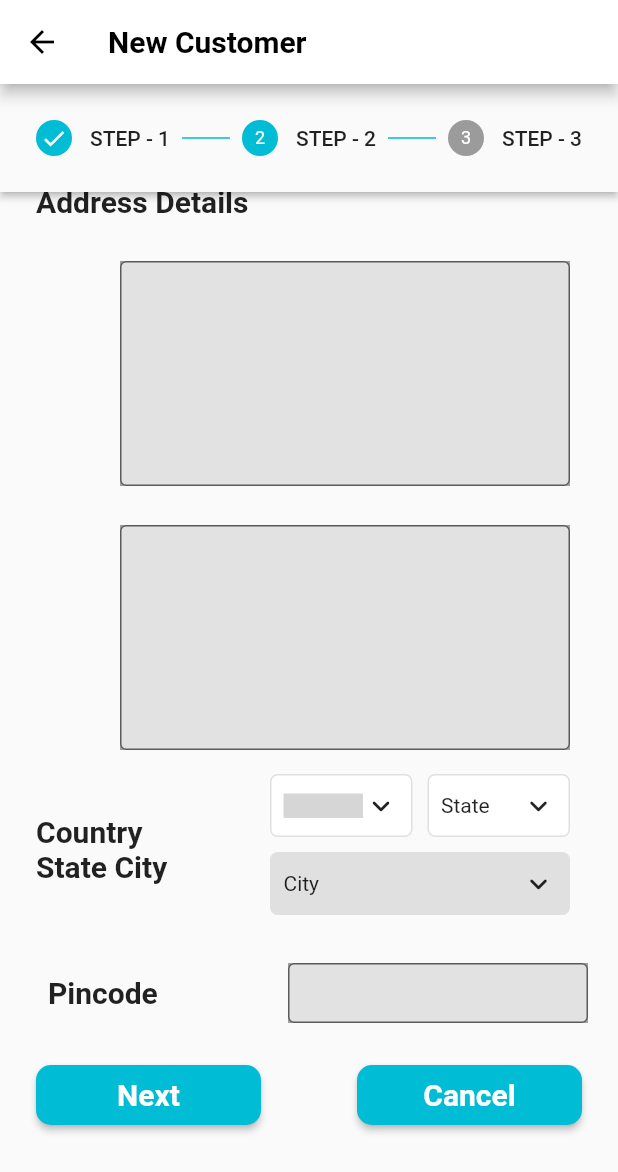
After one commit to venkatsp17/salesapp, a Flutter app: the Newcustomer screen opened directly, scrolled down 143 dp, after a tap on "Next", on a phone screen of 412 x 824 dp. The commit adds this screen. Shown: the top 1172 px of the screen. Run offline on Flutter 3.47's test engine with Material 2 defaults, Android fonts, the phone set to English and light mode, and no system bars; drawn by our look-alikes of csc_picker; our stand-ins replace dropdown_search, expandable; grey boxes are pictures that could not be loaded.

Commit message:
COMMIT - 3

```diff
--- /dev/null
+++ b/lib/FRONTEND/NewCustomer/NewCustomer.dart
@@ -0,0 +1,189 @@
+import 'package:flutter/material.dart';
+import 'package:sales/FRONTEND/NewCustomer/stepper1.dart';
+import 'package:sales/FRONTEND/NewCustomer/stepper2.dart';
+import 'package:sales/FRONTEND/NewCustomer/stepper3.dart';
+
+class Newcustomer extends StatefulWidget {
+  const Newcustomer({Key? key}) : super(key: key);
+
+  @override
+  State<Newcustomer> createState() => _NewcustomerState();
+}
+
+class _NewcustomerState extends State<Newcustomer> {
+
+
+  int currentstep = 0;
+  List<Step> getSteps()=>[
+    Step(state:currentstep>0?StepState.complete:StepState.indexed,isActive:currentstep>=0,title: Text('STEP - 1'), content: stepper1()),
+    Step(state:currentstep>1?StepState.complete:StepState.indexed,isActive:currentstep>=1,title: Text('STEP - 2'), content: stepper2()),
+    Step(state:currentstep>2?StepState.complete:StepState.indexed,isActive:currentstep>=2,title: Text('STEP - 3'), content: stepper3()),
+  ];
+
+
+  @override
+  Widget build(BuildContext context) {
+    return Scaffold(
+      appBar: AppBar(
+        iconTheme: const IconThemeData(color: Colors.black),
+        backgroundColor: Colors.white,
+        centerTitle: false,
+        title: const Text(
+          "New Customer",
+          style: TextStyle(
+              fontWeight: FontWeight.bold, fontSize: 20, color: Colors.black),
+        ),
+      ),
+      body: Theme(
+        data: Theme.of(context).copyWith(
+          colorScheme: ColorScheme.light(primary: Colors.cyan)),
+      child: Stepper(
+        currentStep: currentstep,
+        type: StepperType.horizontal,
+          steps: getSteps(),
+        onStepContinue: () {
+          setState(() {
+            if(currentstep==2){
+              print("Completed");
+            }
+            else{
+              currentstep += 1;
+            }
+          });
+        },
+        onStepCancel: (){
+          setState(() {
+           if(currentstep==0){
+
+           }
+           else{
+             currentstep -= 1;
+           }
+          });
+        },
+        controlsBuilder: (BuildContext context, ControlsDetails details) {
+          return currentstep==2?Column(
+            children: [
+              Padding(
+                padding: const EdgeInsets.all(8.0),
+                child: Row(
+                  mainAxisAlignment: MainAxisAlignment.spaceBetween,
+                  children: <Widget>[
+                    SizedBox(
+                      width: 150,
+                      height: 40,
+                      child: ElevatedButton(
+                        style: ButtonStyle(
+                            backgroundColor: MaterialStateProperty.all<Color>(
+                                Colors.cyan
+                            ),
+                            shape: MaterialStateProperty.all<RoundedRectangleBorder>(
+                                RoundedRectangleBorder(
+                                    borderRadius: BorderRadius.circular(10)
+                                )
+                            )
+                        ),
+                        onPressed: (){
+
+                        },
+                        child: const Text("Save", style: TextStyle(fontWeight: FontWeight.bold,fontSize: 20),),
+                      ),
+                    ),
+                    SizedBox(
+                      width: 150,
+                      height: 40,
+                      child: ElevatedButton(
+                        style: ButtonStyle(
+                            backgroundColor: MaterialStateProperty.all<Color>(
+                                Colors.cyan
+                            ),
+                            shape: MaterialStateProperty.all<RoundedRectangleBorder>(
+                                RoundedRectangleBorder(
+                                    borderRadius: BorderRadius.circular(10)
+                                )
+                            )
+                        ),
+                        onPressed: details.onStepCancel,
+                        child: const Text("Cancel", style: TextStyle(fontWeight: FontWeight.bold,fontSize: 20),),
+                      ),
+                    ),
+                  ],
+                ),
+              ),
+              Padding(
+                padding: const EdgeInsets.all(8.0),
+                child: SizedBox(
+                  width: 300,
+                  height: 40,
+                  child: ElevatedButton(
+                    style: ButtonStyle(
+                        backgroundColor: MaterialStateProperty.all<Color>(
+                            Colors.cyan
+                        ),
+                        shape: MaterialStateProperty.all<RoundedRectangleBorder>(
+                            RoundedRectangleBorder(
+                                borderRadius: BorderRadius.circular(10)
+                            )
+                        )
+                    ),
+                    onPressed: (){
+
+                    },
+                    child: const Text("Save & Order", style: TextStyle(fontWeight: FontWeight.bold,fontSize: 20),),
+                  ),
+                ),
+              ),
+              const SizedBox(height: 50,)
+            ],
+          ):Column(
+            children: [
+              Row(
+                mainAxisAlignment: MainAxisAlignment.spaceBetween,
+                children: <Widget>[
+                  SizedBox(
+                    width: 150,
+                    height: 40,
+                    child: ElevatedButton(
+                      style: ButtonStyle(
+                          backgroundColor: MaterialStateProperty.all<Color>(
+                              Colors.cyan
+                          ),
+                          shape: MaterialStateProperty.all<RoundedRectangleBorder>(
+                              RoundedRectangleBorder(
+                                  borderRadius: BorderRadius.circular(10)
+                              )
+                          )
+                      ),
+                      onPressed: details.onStepContinue,
+                      child: const Text("Next", style: TextStyle(fontWeight: FontWeight.bold,fontSize: 20),),
+                    ),
+                  ),
+                  SizedBox(
+                    width: 150,
+                    height: 40,
+                    child: ElevatedButton(
+                      style: ButtonStyle(
+                          backgroundColor: MaterialStateProperty.all<Color>(
+                              Colors.cyan
+                          ),
+                          shape: MaterialStateProperty.all<RoundedRectangleBorder>(
+                              RoundedRectangleBorder(
+                                  borderRadius: BorderRadius.circular(10)
+                              )
+                          )
+                      ),
+                      onPressed: details.onStepCancel,
+                      child: const Text("Cancel", style: TextStyle(fontWeight: FontWeight.bold,fontSize: 20),),
+                    ),
+                  ),
+                ],
+              ),
+              const SizedBox(height: 50,)
+            ],
+          );
+        },
+    ),
+      ),
+    );
+  }
+}
--- /dev/null
+++ b/lib/FRONTEND/NewCustomer/stepper1.dart
@@ -0,0 +1,261 @@
+import 'package:dropdown_search/dropdown_search.dart';
+import 'package:flutter/material.dart';
+
+class stepper1 extends StatefulWidget {
+  const stepper1({Key? key}) : super(key: key);
+
+  @override
+  State<stepper1> createState() => _stepper1State();
+}
+
+class _stepper1State extends State<stepper1> {
+
+  final TextEditingController _customerid = TextEditingController();
+  final TextEditingController _firstname = TextEditingController();
+  final TextEditingController _lastname = TextEditingController();
+  final TextEditingController _customercn = TextEditingController();
+  final TextEditingController _customerdn = TextEditingController();
+  final TextEditingController _customerph = TextEditingController();
+  final TextEditingController _customergst = TextEditingController();
+  String selectedValue = "Type 1";
+  List<String> types = ['Type 1','Type 2','Type 3'];
+
+  @override
+  Widget build(BuildContext context) {
+    return Padding(
+      padding: const EdgeInsets.all(8.0),
+      child: Container(
+        child: Column(
+          crossAxisAlignment: CrossAxisAlignment.start,
+          children: [
+            Row(
+              mainAxisAlignment: MainAxisAlignment.spaceBetween,
+              children: [
+                const SizedBox(
+                  width: 100,
+                  child: Text(
+                    "Customer ID",
+                    style: TextStyle(
+                      fontSize: 20,
+                      fontWeight: FontWeight.bold,
+                    ),
+                  ),
+                ),
+                Container(
+                  height: 60,
+                  width: 240,
+                  child: TextField(
+                      decoration: const InputDecoration(
+                        labelText: 'Customer ID',
+                        fillColor: Colors.white70,
+                        filled: true,
+                        border: OutlineInputBorder(),
+                      ),
+                      controller: _customerid
+                  ),
+                ),
+              ],
+            ),
+            const SizedBox(height: 20,),
+            Row(
+              mainAxisAlignment: MainAxisAlignment.spaceBetween,
+              children: [
+                const SizedBox(
+                  width: 100,
+                  child: Text(
+                    "Customer Type",
+                    style: TextStyle(
+                        fontSize: 20,
+                        fontWeight: FontWeight.bold,
+                        overflow: TextOverflow.ellipsis),
+                    maxLines: 2,
+                  ),
+                ),
+                Container(
+                  height: 60,
+                  width: 145,
+                  child: DropdownButton(
+                    isExpanded: true,
+                    value: selectedValue,
+                    icon: const Icon(Icons.keyboard_arrow_down),
+                    items: types.map((String item) {
+                      return DropdownMenuItem(
+                        value: item,
+                        child: Text(item),
+                      );
+                    }).toList(),
+                    onChanged: (String? newValue) {
+                      setState(() {
+                        selectedValue = newValue!;
+                      });
+                    },
+                  ),
+                ),
+              ],
+            ),
+            const SizedBox(height: 20,),
+            const SizedBox(
+              width: 165,
+              child: Text(
+                "Primary Contact",
+                style: TextStyle(
+                  fontSize: 20,
+                  fontWeight: FontWeight.bold,
+                ),
+              ),
+            ),
+            const SizedBox(height: 20,),
+            Row(
+              mainAxisAlignment: MainAxisAlignment.spaceBetween,
+              children: [
+                Container(
+                  height: 60,
+                  width: 170,
+                  child: TextField(
+                      decoration: const InputDecoration(
+                        labelText: 'First Name',
+                        fillColor: Colors.white70,
+                        filled: true,
+                        border: OutlineInputBorder(),
+                      ),
+                      controller: _firstname
+                  ),
+                ),
+                Container(
+                  height: 60,
+                  width: 170,
+                  child: TextField(
+                      decoration: const InputDecoration(
+                        labelText: 'Last Name',
+                        fillColor: Colors.white70,
+                        filled: true,
+                        border: OutlineInputBorder(),
+                      ),
+                      controller: _lastname
+                  ),
+                ),
+              ],
+            ),
+            const SizedBox(height: 20,),
+            const SizedBox(
+              width: 165,
+              child: Text(
+                "Company Name",
+                style: TextStyle(
+                  fontSize: 20,
+                  fontWeight: FontWeight.bold,
+                ),
+              ),
+            ),
+            const SizedBox(height: 10,),
+            Row(
+              mainAxisAlignment: MainAxisAlignment.end,
+              children: [
+                Container(
+                  height: 50,
+                  width: 250,
+                  child: TextField(
+                      decoration: const InputDecoration(
+                        fillColor: Colors.white70,
+                        filled: true,
+                        border: OutlineInputBorder(),
+                      ),
+                      controller: _customercn
+                  ),
+                ),
+              ],
+            ),
+            const SizedBox(height: 20,),
+            const SizedBox(
+              width: 165,
+              child: Text(
+                "Customer Display Name",
+                style: TextStyle(
+                  fontSize: 20,
+                  fontWeight: FontWeight.bold,
+                ),
+              ),
+            ),
+            const SizedBox(height: 10,),
+            Row(
+              mainAxisAlignment: MainAxisAlignment.end,
+              children: [
+                Container(
+                  height: 50,
+                  width: 250,
+                  child: TextField(
+                      decoration: const InputDecoration(
+                        fillColor: Colors.white70,
+                        filled: true,
+                        border: OutlineInputBorder(),
+                      ),
+                      controller: _customerdn
+                  ),
+                ),
+              ],
+            ),
+            const SizedBox(height: 20,),
+            const SizedBox(
+              width: 165,
+              child: Text(
+                "Customer Ph",
+                style: TextStyle(
+                  fontSize: 20,
+                  fontWeight: FontWeight.bold,
+                ),
+              ),
+            ),
+            const SizedBox(height: 10,),
+            Row(
+              mainAxisAlignment: MainAxisAlignment.end,
+              children: [
+                Container(
+                  height: 50,
+                  width: 250,
+                  child: TextField(
+                    keyboardType: TextInputType.phone,
+                      decoration: const InputDecoration(
+                        fillColor: Colors.white70,
+                        filled: true,
+                        border: OutlineInputBorder(),
+                      ),
+                      controller: _customerph
+                  ),
+                ),
+              ],
+            ),
+            const SizedBox(height: 20,),
+            Row(
+              mainAxisAlignment: MainAxisAlignment.spaceBetween,
+              children: [
+                const SizedBox(
+                  width: 100,
+                  child: Text(
+                    "GST IN",
+                    style: TextStyle(
+                      fontSize: 20,
+                      fontWeight: FontWeight.bold,
+                    ),
+                  ),
+                ),
+                Container(
+                  height: 50,
+                  width: 250,
+                  child: TextField(
+                      decoration: const InputDecoration(
+                        fillColor: Colors.white70,
+                        filled: true,
+                        border: OutlineInputBorder(),
+                      ),
+                      controller: _customergst
+                  ),
+                ),
+              ],
+            ),
+            const SizedBox(height: 20,),
+          ],
+        ),
+      ),
+    );
+  }
+}
--- /dev/null
+++ b/lib/FRONTEND/NewCustomer/stepper2.dart
@@ -0,0 +1,160 @@
+import 'package:csc_picker/csc_picker.dart';
+import 'package:flutter/material.dart';
+
+class stepper2 extends StatefulWidget {
+  const stepper2({Key? key}) : super(key: key);
+
+  @override
+  State<stepper2> createState() => _stepper2State();
+}
+
+class _stepper2State extends State<stepper2> {
+
+  final TextEditingController _address = TextEditingController();
+  final TextEditingController _address1 = TextEditingController();
+  final TextEditingController _pincode = TextEditingController();
+  String? country;
+  String? city;
+  String? state;
+
+
+  @override
+  Widget build(BuildContext context) {
+    return Container(
+      child: Column(
+        crossAxisAlignment: CrossAxisAlignment.start,
+        children: [
+          const SizedBox(
+            width: 160,
+            child: Text(
+              "Address Details",
+              style: TextStyle(
+                fontSize: 20,
+                fontWeight: FontWeight.bold,
+              ),
+            ),
+          ),
+          const SizedBox(height: 20,),
+          Row(
+            mainAxisAlignment: MainAxisAlignment.end,
+            children: [
+              Column(
+                children: [
+                  Padding(
+                    padding: const EdgeInsets.all(8.0),
+                    child: Container(
+                      color: Colors.grey,
+                      height: 150,
+                      width: 300,
+                      child: TextField(
+                        maxLines: 6,
+                        decoration: const InputDecoration(
+                          fillColor: Colors.white70,
+                          filled: true,
+                          border: OutlineInputBorder(),
+                        ),
+                        controller: _address,
+                      ),
+                    ),
+                  ),
+                  const SizedBox(height: 10,),
+                  Padding(
+                    padding: const EdgeInsets.all(8.0),
+                    child: Container(
+                      color: Colors.grey,
+                      height: 150,
+                      width: 300,
+                      child: TextField(
+                        maxLines: 6,
+                        decoration: const InputDecoration(
+                          fillColor: Colors.white70,
+                          filled: true,
+                          border: OutlineInputBorder(),
+                        ),
+                        controller: _address1,
+                      ),
+                    ),
+                  ),
+                ],
+              ),
+            ],
+          ),
+          Row(
+            mainAxisAlignment: MainAxisAlignment.spaceBetween,
+            children: [
+              const SizedBox(
+                width: 90,
+                child: Text(
+                  "Country State City",
+                  style: TextStyle(
+                    fontSize: 20,
+                    fontWeight: FontWeight.bold,
+                  ),
+                ),
+              ),
+              Padding(
+                padding: const EdgeInsets.all(8),
+                child: Container(
+                  height: 100,
+                  width: 200,
+                  child: CSCPicker(
+                    flagState: CountryFlag.DISABLE,
+                    defaultCountry: DefaultCountry.India,
+                    onCountryChanged: (value) {
+                      setState(() {
+                        country = value;
+                      });
+                    },
+                    onStateChanged: (value) {
+                      setState(() {
+                        state = value;
+                      });
+                    },
+                    onCityChanged: (value) {
+                      setState(() {
+                        city = value;
+                      });
+                    },
+                  ),
+                ),
+              ),
+            ],
+          ),
+          const SizedBox(height: 10,),
+          Padding(
+            padding: const EdgeInsets.all(8.0),
+            child: Row(
+              mainAxisAlignment: MainAxisAlignment.spaceBetween,
+              children: [
+                const SizedBox(
+                  width: 160,
+                  child: Text(
+                    "Pincode",
+                    style: TextStyle(
+                      fontSize: 20,
+                      fontWeight: FontWeight.bold,
+                    ),
+                  ),
+                ),
+                Container(
+                  color: Colors.grey,
+                  height: 40,
+                  width: 200,
+                  child: TextField(
+                    decoration: const InputDecoration(
+                      fillColor: Colors.white70,
+                      filled: true,
+                      border: OutlineInputBorder(),
+                    ),
+                    controller: _pincode,
+                  ),
+                ),
+              ],
+            ),
+          ),
+          const SizedBox(height: 20,),
+        ],
+      ),
+    );
+  }
+}
--- /dev/null
+++ b/lib/FRONTEND/NewCustomer/stepper3.dart
@@ -0,0 +1,5 @@
+import 'package:flutter/material.dart';
+
+Widget stepper3(){
+  return Container();
+}
--- a/lib/FRONTEND/Orders.dart
+++ b/lib/FRONTEND/Orders.dart
@@ -1,5 +1,6 @@
 import 'package:expandable/expandable.dart';
 import 'package:flutter/material.dart';
+import 'package:sales/FRONTEND/NewCustomer/NewCustomer.dart';
 import 'package:sales/FRONTEND/NewOrder.dart';
 
 class Orders extends StatefulWidget {
@@ -64,7 +65,7 @@ class _OrdersState extends State<Orders> {
               final navigator = Navigator.of(context);
               await Future.delayed(Duration.zero);
               navigator.push(
-                MaterialPageRoute(builder: (_) => const Neworder()),
+                MaterialPageRoute(builder: (_) => const Newcustomer()),
               );
             },
             value: 2,
--- a/pubspec.yaml
+++ b/pubspec.yaml
@@ -37,6 +37,7 @@ dependencies:
   expandable: ^5.0.1
   im_stepper: ^1.0.1+1
   dropdown_search: ^2.0.1
+  csc_picker:
 
 dev_dependencies:
   flutter_test:
```
Also changed, not shown: pubspec.lock.
